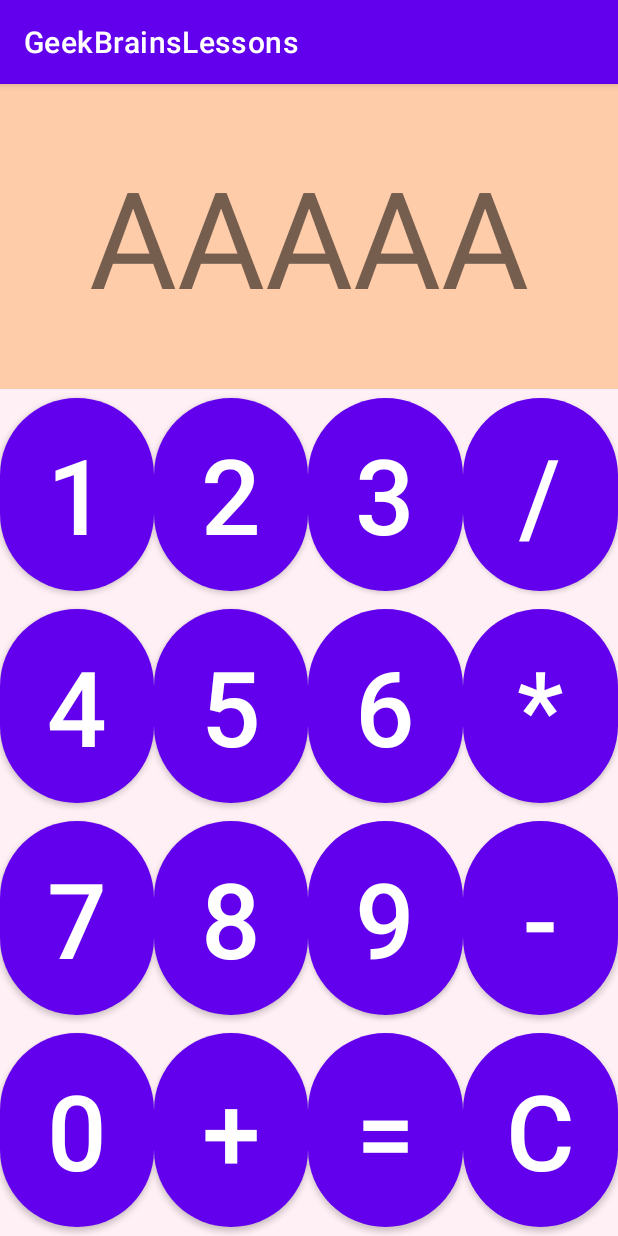
After one commit to Evgeniy909/GeekBrainsLessons, an Android app: the ActivityCalc screen opened directly, with no data from a screen before it, on a phone screen of 412 x 824 dp. The commit adds this screen. Run offline under Robolectric (Android 15) with nearby library versions, the phone set to English and light mode, and no system bars.

Commit message:
Второй урок Макеты приложений 1. С этого урока будем писать приложение «Калькулятор». Выберите макет для работы с калькулятором. Обоснуйте, почему будете использовать именно этот тип макета. 2. Сверстайте главный экран калькулятора. На нём должны быть кнопки, обозначающие цифры и знаки действия: «Плюс», «Умножить», «Разделить», «Вычесть» и т. п.
TableLayout довольно удобный, когда нужно разместить и выровнять множество однотипных элементов.
Изначально хотел использовать LinearLayout, но с ним не задалось.

```diff
--- a/app/src/main/AndroidManifest.xml
+++ b/app/src/main/AndroidManifest.xml
@@ -9,7 +9,8 @@
         android:roundIcon="@mipmap/ic_launcher_round"
         android:supportsRtl="true"
         android:theme="@style/Theme.GeekBrainsLessons">
-        <activity android:name=".MainActivity2"></activity>
+        <activity android:name=".ActivityCalc"></activity>
+        <activity android:name=".MainActivity2" />
         <activity android:name=".MainActivity">
             <intent-filter>
                 <action android:name="android.intent.action.MAIN" />
--- /dev/null
+++ b/app/src/main/java/com/example/geekbrainslessons/ActivityCalc.java
@@ -0,0 +1,15 @@
+package com.example.geekbrainslessons;
+
+import androidx.appcompat.app.AppCompatActivity;
+
+import android.os.Bundle;
+import android.view.View;
+
+public class ActivityCalc extends AppCompatActivity {
+
+    @Override
+    protected void onCreate(Bundle savedInstanceState) {
+        super.onCreate(savedInstanceState);
+        setContentView(R.layout.activity_calc);
+    }
+}
--- a/app/src/main/java/com/example/geekbrainslessons/MainActivity.java
+++ b/app/src/main/java/com/example/geekbrainslessons/MainActivity.java
@@ -22,6 +22,11 @@ public class MainActivity extends AppCompatActivity {
             startActivity(intent);
     }
 
+    public void ButtonClick_Calc(View view) {
+        Intent intent = new Intent(MainActivity.this, ActivityCalc.class);
+        startActivity(intent);
+    }
+
 //Не удаётся
 /*
 button.setOnClickListener(v -> {
--- /dev/null
+++ b/app/src/main/res/layout/activity_calc.xml
@@ -0,0 +1,215 @@
+<?xml version="1.0" encoding="utf-8"?>
+<androidx.constraintlayout.widget.ConstraintLayout xmlns:android="http://schemas.android.com/apk/res/android"
+    xmlns:app="http://schemas.android.com/apk/res-auto"
+    xmlns:tools="http://schemas.android.com/tools"
+    android:layout_width="match_parent"
+    android:layout_height="match_parent"
+    android:background="#FFF0F5"
+    tools:context=".ActivityCalc">
+
+    <TableLayout
+        android:layout_width="match_parent"
+        android:layout_height="match_parent"
+        tools:layout_editor_absoluteX="1dp"
+        tools:layout_editor_absoluteY="1dp"
+        tools:ignore="MissingConstraints">
+
+        <TextView
+            android:id="@+id/textViewResult"
+            android:text="AAAAA"
+            android:layout_width="match_parent"
+            android:layout_height="wrap_content"
+            android:background="#ffca"
+            android:layout_weight="3"
+            android:gravity="center"
+            android:inputType="number"
+            android:textSize="90dp" />
+
+        <TableRow
+            android:layout_width="match_parent"
+            android:layout_height="200dp"
+            android:layout_weight="1"
+            >
+
+            <Button
+                android:id="@+id/buttonOne"
+                android:layout_width="match_parent"
+                android:layout_height="match_parent"
+                android:layout_span="1"
+                android:layout_weight="1"
+                android:text="1"
+                android:textSize="70dp"
+                app:cornerRadius="90dp"/>
+
+            <Button
+                android:id="@+id/buttonTwo"
+                android:layout_width="match_parent"
+                android:layout_height="match_parent"
+                android:layout_span="1"
+                android:layout_weight="1"
+                android:text="2"
+                android:textSize="70dp"
+                app:cornerRadius="90dp"/>
+
+            <Button
+                android:id="@+id/buttonThree"
+                android:layout_width="match_parent"
+                android:layout_height="match_parent"
+                android:layout_span="1"
+                android:layout_weight="1"
+                android:text="3"
+                android:textSize="70dp"
+                app:cornerRadius="90dp"/>
+
+            <Button
+                android:id="@+id/buttonDivision"
+                android:layout_width="match_parent"
+                android:layout_height="match_parent"
+                android:layout_span="1"
+                android:layout_weight="1"
+                android:text="/"
+                android:textSize="70dp"
+                app:cornerRadius="90dp"/>
+        </TableRow>>
+
+        <TableRow
+            android:layout_width="match_parent"
+            android:layout_height="match_parent"
+            android:layout_weight="1">
+
+            <Button
+                android:id="@+id/buttonFour"
+                android:layout_width="match_parent"
+                android:layout_height="match_parent"
+                android:layout_span="1"
+                android:layout_weight="1"
+                android:text="4"
+                android:textSize="70dp"
+                app:cornerRadius="90dp"/>
+
+            <Button
+                android:id="@+id/buttonFive"
+                android:layout_width="match_parent"
+                android:layout_height="match_parent"
+                android:layout_span="1"
+                android:layout_weight="1"
+                android:text="5"
+                android:textSize="70dp"
+                app:cornerRadius="90dp"/>
+
+            <Button
+                android:id="@+id/buttonSix"
+                android:layout_width="match_parent"
+                android:layout_height="match_parent"
+                android:layout_span="1"
+                android:layout_weight="1"
+                android:text="6"
+                android:textSize="70dp"
+                app:cornerRadius="90dp"/>
+
+            <Button
+                android:id="@+id/buttonMultiplication"
+                android:layout_width="match_parent"
+                android:layout_height="match_parent"
+                android:layout_span="1"
+                android:layout_weight="1"
+                android:text="*"
+                android:textSize="70dp"
+                app:cornerRadius="90dp"/>
+        </TableRow>>
+
+        <TableRow
+            android:layout_width="match_parent"
+            android:layout_height="match_parent"
+            android:layout_weight="1">
+
+            <Button
+                android:id="@+id/buttonSeven"
+                android:layout_width="match_parent"
+                android:layout_height="match_parent"
+                android:layout_span="1"
+                android:layout_weight="1"
+                android:text="7"
+                android:textSize="70dp"
+                app:cornerRadius="90dp"/>
+
+            <Button
+                android:id="@+id/buttonEight"
+                android:layout_width="match_parent"
+                android:layout_height="match_parent"
+                android:layout_span="1"
+                android:layout_weight="1"
+                android:text="8"
+                android:textSize="70dp"
+                app:cornerRadius="90dp"/>
+
+            <Button
+                android:id="@+id/buttonNine"
+                android:layout_width="match_parent"
+                android:layout_height="match_parent"
+                android:layout_span="1"
+                android:layout_weight="1"
+                android:text="9"
+                android:textSize="70dp"
+                app:cornerRadius="90dp" />
+
+            <Button
+                android:id="@+id/buttonSubtraction"
+                android:layout_width="match_parent"
+                android:layout_height="match_parent"
+                android:layout_span="1"
+                android:layout_weight="1"
+                android:text="-"
+                android:textSize="70dp"
+                app:cornerRadius="90dp" />
+
+        </TableRow>>
+
+        <TableRow
+            android:layout_width="match_parent"
+            android:layout_height="match_parent"
+            android:layout_weight="1">
+
+            <Button
+                android:id="@+id/buttonZero"
+                android:layout_width="match_parent"
+                android:layout_height="match_parent"
+                android:layout_span="1"
+                android:layout_weight="1"
+                android:text="0"
+                android:textSize="70dp"
+                app:cornerRadius="90dp" />
+
+            <Button
+                android:id="@+id/buttonAddition"
+                android:layout_width="match_parent"
+                android:layout_height="match_parent"
+                android:layout_span="1"
+                android:layout_weight="1"
+                android:text="+"
+                android:textSize="70dp"
+                app:cornerRadius="90dp" />
+
+            <Button
+                android:id="@+id/buttonEqually"
+                android:layout_width="match_parent"
+                android:layout_height="match_parent"
+                android:layout_span="1"
+                android:layout_weight="1"
+                android:text="="
+                android:textSize="70dp"
+                app:cornerRadius="90dp" />
+            <Button
+                android:id="@+id/buttonClear"
+                android:layout_width="match_parent"
+                android:layout_height="match_parent"
+                android:layout_span="1"
+                android:layout_weight="1"
+                android:text="C"
+                android:textSize="70dp"
+                app:cornerRadius="90dp" />
+        </TableRow>>
+
+
+    </TableLayout>
+</androidx.constraintlayout.widget.ConstraintLayout>
--- a/app/src/main/res/layout/activity_main.xml
+++ b/app/src/main/res/layout/activity_main.xml
@@ -29,10 +29,11 @@
             android:text="Enter yours name" />
 
         <Button
-            android:id="@+id/button"
+            android:id="@+id/buttonCalc"
             android:layout_width="match_parent"
             android:layout_height="wrap_content"
-            android:text="Нажми меня" />
+            android:text="Калькулятор"
+            android:onClick="ButtonClick_Calc"/>/>
 
         <Button
             android:id="@+id/switchLayout"
```
